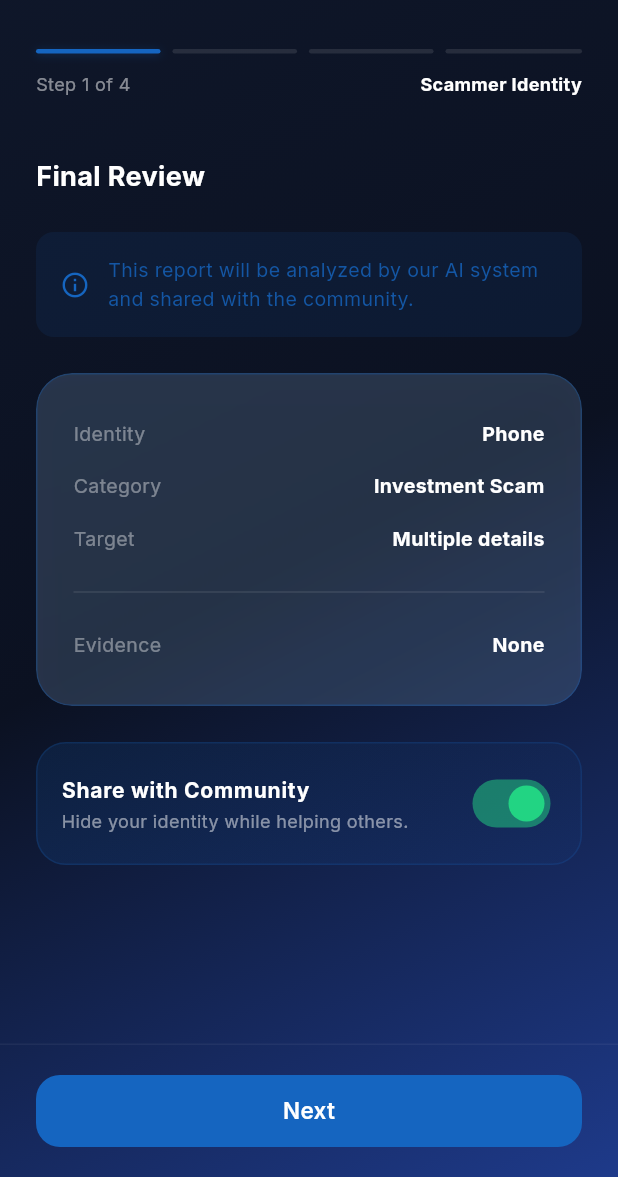
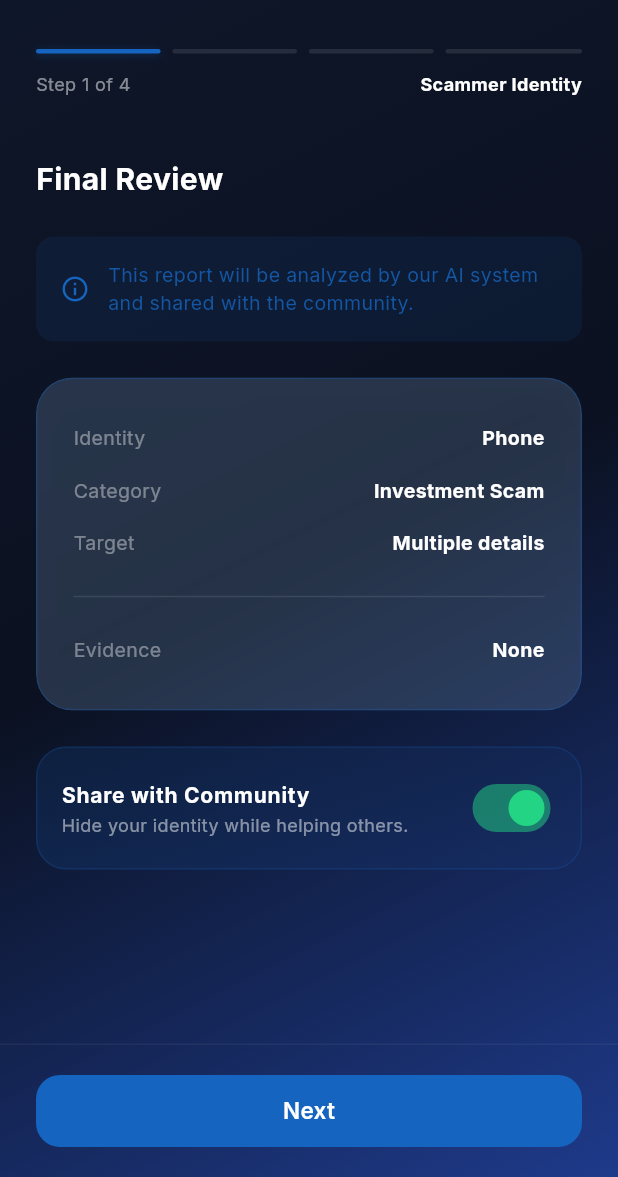
Before and after one commit to Najla-Citadel/fraudshield, a Flutter app: the ScamReportingScreen screen opened by its route, swiped to page 4, on a phone screen of 412 x 824 dp, the part 59-1236 px from its top. Run offline on Flutter 3.47's test engine with Material 3 defaults, Android fonts, the phone set to English and light mode, and no system bars; our stand-ins replace file_picker, firebase_core, firebase_crashlytics, fl_chart, flutter_contacts, flutter_local_notifications and 15 more; missing offline and left inert: flutter_foreground_task, flutter_jailbreak_detection, flutter_overlay_window, http_certificate_pinning, mobile_scanner, notification_listener_service and 2 more; accounts and stored records are empty; network calls fail; project files that could hold a hidden picture were left out.

Commit message:
Standardized typography and resolved lints across core screens (Batch 8)

```diff
--- a/fraudshield/lib/screens/scam_reporting_screen.dart
+++ b/fraudshield/lib/screens/scam_reporting_screen.dart
@@ -13,6 +13,7 @@
 import '../widgets/glass_surface.dart';
 import '../l10n/app_localizations.dart';
 import '../design_system/layouts/screen_scaffold.dart';
+import '../design_system/tokens/typography.dart';
 import '../design_system/components/app_snackbar.dart';
 
 class ScamReportingScreen extends StatefulWidget {
@@ -256,24 +257,26 @@
           if (mounted) {
             proceed = await showDialog<bool>(
                   context: context,
-                  builder: (context) => AlertDialog(
+                  builder: (context) {
+                    return AlertDialog(
                     backgroundColor: DesignTokens.colors.backgroundDark,
-                    title: const Text('Confirm Location',
-                        style: TextStyle(color: Colors.white)),
+                    title: Text('Confirm Location',
+                        style: TextStyle(color: DesignTokens.colors.textLight)),
                     content: Text(
                         'The selected state ($selectedState) is far from your current location. Are you sure you want to report for this area?',
-                        style: const TextStyle(color: Colors.white70)),
+                        style: TextStyle(color: DesignTokens.colors.textLight.withValues(alpha: 0.7))),
                     actions: [
                       TextButton(
                           onPressed: () => Navigator.pop(context, false),
-                          child: const Text('Cancel')),
+                          child: Text('Cancel', style: TextStyle(color: DesignTokens.colors.textLight.withValues(alpha: 0.5)))),
                       TextButton(
                           onPressed: () => Navigator.pop(context, true),
                           child: Text('Yes, Correct',
                               style: TextStyle(color: DesignTokens.colors.accentGreen))),
                     ],
-                  ),
-                ) ??
+                  );
+                },
+              ) ??
                 false;
           }
         }
@@ -360,18 +363,19 @@
 
       // Consolidate 'target' based on type
       String targetVal = '';
-      if (_targetType == 'Phone')
+      if (_targetType == 'Phone') {
         targetVal = _phoneController.text.trim();
-      else if (_targetType == 'Bank')
+      } else if (_targetType == 'Bank') {
         targetVal =
             '${_bankNameController.text.trim()} - ${_bankAccountController.text.trim()}';
-      else if (_targetType == 'Social')
+      } else if (_targetType == 'Social') {
         targetVal =
             '${_socialPlatformController.text.trim()}: ${_socialHandleController.text.trim()}';
-      else if (_targetType == 'Web')
+      } else if (_targetType == 'Web') {
         targetVal = _websiteUrlController.text.trim();
-      else
+      } else {
         targetVal = 'General Report';
+      }
 
       await ApiService.instance.submitScamReport(
         type: _targetType,
@@ -443,6 +447,7 @@
   }
 
   Widget _buildProgressBar() {
+    final colors = DesignTokens.colors;
     return Container(
       padding: const EdgeInsets.symmetric(horizontal: 24, vertical: 16),
       child: Column(
@@ -458,13 +463,13 @@
                   decoration: BoxDecoration(
                     color: isActive
                         ? DesignTokens.colors.primary
-                        : Colors.white.withOpacity(0.1),
+                        : colors.textLight.withValues(alpha: 0.1),
                     borderRadius: BorderRadius.circular(2),
                     boxShadow: isActive
                         ? [
                             BoxShadow(
                               color:
-                                  DesignTokens.colors.primary.withOpacity(0.3),
+                                  DesignTokens.colors.primary.withValues(alpha: 0.3),
                               blurRadius: 4,
                               offset: const Offset(0, 1),
                             )
@@ -481,11 +486,11 @@
             children: [
               Text('Step ${_currentStep + 1} of $_totalSteps',
                   style: TextStyle(
-                      color: Colors.white.withOpacity(0.5),
+                      color: colors.textLight.withValues(alpha: 0.5),
                       fontSize: 12)),
               Text(_getStepTitle(),
-                  style: const TextStyle(
-                      color: Colors.white,
+                  style: TextStyle(
+                      color: colors.textLight,
                       fontWeight: FontWeight.bold,
                       fontSize: 12)),
             ],
@@ -511,6 +516,7 @@
   }
 
   Widget _buildStep1Identity() {
+    final colors = DesignTokens.colors;
     return AnimationLimiter(
       child: ListView(
         padding: const EdgeInsets.all(24),
@@ -522,14 +528,11 @@
           ),
           children: [
             Text(AppLocalizations.of(context)!.reportIdentityTitle,
-                style: const TextStyle(
-                    color: Colors.white,
-                    fontSize: 20,
-                    fontWeight: FontWeight.bold)),
+                style: DesignTypography.h3),
             const SizedBox(height: 8),
             Text(AppLocalizations.of(context)!.reportIdentityDesc,
                 style: TextStyle(
-                    color: Colors.white.withOpacity(0.6), fontSize: 14)),
+                    color: colors.textLight.withValues(alpha: 0.6), fontSize: 14)),
             const SizedBox(height: 24),
             GridView.builder(
               shrinkWrap: true,
@@ -560,8 +563,8 @@
                       Text(opt['label'],
                           style: TextStyle(
                             color: isSelected
-                                ? Colors.white
-                                : Colors.white.withOpacity(0.5),
+                                ? colors.textLight
+                                : colors.textLight.withValues(alpha: 0.5),
                             fontSize: 13,
                             fontWeight: isSelected
                                 ? FontWeight.bold
@@ -581,6 +584,7 @@
   }
 
   Widget _buildIdentityFields() {
+    final colors = DesignTokens.colors;
     if (_targetType == 'Phone') {
       return AdaptiveTextField(
         controller: _phoneController,
@@ -588,8 +592,8 @@
         keyboardType: TextInputType.phone,
         prefixIcon: LucideIcons.phone,
         filled: true,
-        fillColor: Colors.white.withOpacity(0.05),
-        textColor: Colors.white,
+        fillColor: colors.textLight.withValues(alpha: 0.05),
+        textColor: colors.textLight,
       );
     }
     if (_targetType == 'Bank') {
@@ -600,8 +604,8 @@
             label: 'Bank Name',
             prefixIcon: LucideIcons.landmark,
             filled: true,
-            fillColor: Colors.white.withOpacity(0.05),
-            textColor: Colors.white,
+            fillColor: colors.textLight.withValues(alpha: 0.05),
+            textColor: colors.textLight,
           ),
           const SizedBox(height: 16),
           AdaptiveTextField(
@@ -610,8 +614,8 @@
             keyboardType: TextInputType.number,
             prefixIcon: LucideIcons.creditCard,
             filled: true,
-            fillColor: Colors.white.withOpacity(0.05),
-            textColor: Colors.white,
+            fillColor: colors.textLight.withValues(alpha: 0.05),
+            textColor: colors.textLight,
           ),
         ],
       );
@@ -624,8 +628,8 @@
             label: 'Platform (e.g. FB, Telegram)',
             prefixIcon: LucideIcons.globe,
             filled: true,
-            fillColor: Colors.white.withOpacity(0.05),
-            textColor: Colors.white,
+            fillColor: colors.textLight.withValues(alpha: 0.05),
+            textColor: colors.textLight,
           ),
           const SizedBox(height: 16),
           AdaptiveTextField(
@@ -633,8 +637,8 @@
             label: 'Handle / Username',
             prefixIcon: LucideIcons.atSign,
             filled: true,
-            fillColor: Colors.white.withOpacity(0.05),
-            textColor: Colors.white,
+            fillColor: colors.textLight.withValues(alpha: 0.05),
+            textColor: colors.textLight,
           ),
         ],
       );
@@ -645,14 +649,15 @@
         label: 'Website URL / App Link',
         prefixIcon: LucideIcons.globe,
         filled: true,
-        fillColor: Colors.white.withOpacity(0.05),
-        textColor: Colors.white,
+        fillColor: colors.textLight.withValues(alpha: 0.05),
+        textColor: colors.textLight,
       );
     }
     return const SizedBox();
   }
 
   Widget _buildStep2Category() {
+    final colors = DesignTokens.colors;
     final categories = [
       {
         'label': 'Investment Scam',
@@ -692,11 +697,8 @@
             child: FadeInAnimation(child: widget),
           ),
           children: [
-            const Text('Select Category',
-                style: TextStyle(
-                    color: Colors.white,
-                    fontSize: 18,
-                    fontWeight: FontWeight.bold)),
+            Text('Select Category',
+                style: DesignTypography.h3),
             const SizedBox(height: 24),
             ...categories.map((cat) {
               final isSelected = _selectedCategory == cat['label'];
@@ -714,7 +716,7 @@
                       Container(
                         padding: const EdgeInsets.all(8),
                         decoration: BoxDecoration(
-                          color: color.withOpacity(0.1),
+                          color: color.withValues(alpha: 0.1),
                           shape: BoxShape.circle,
                         ),
                         child: Icon(cat['icon'] as IconData,
@@ -722,8 +724,8 @@
                       ),
                       const SizedBox(width: 16),
                       Text(cat['label'] as String,
-                          style: const TextStyle(
-                              color: Colors.white,
+                          style: TextStyle(
+                              color: colors.textLight,
                               fontWeight: FontWeight.bold)),
                       const Spacer(),
                       if (isSelected)
@@ -732,7 +734,7 @@
                   ),
                 ),
               );
-            }).toList(),
+            }),
           ],
         ),
       ),
@@ -740,6 +742,7 @@
   }
 
   Widget _buildStep3Details() {
+    final colors = DesignTokens.colors;
     return AnimationLimiter(
       child: ListView(
         padding: const EdgeInsets.all(24),
@@ -750,19 +753,16 @@
             child: FadeInAnimation(child: widget),
           ),
           children: [
-            const Text('Tell us the story',
-                style: TextStyle(
-                    color: Colors.white,
-                    fontSize: 18,
-                    fontWeight: FontWeight.bold)),
+            Text('Tell us the story',
+                style: DesignTypography.h3),
             const SizedBox(height: 24),
             AdaptiveTextField(
               controller: _descController,
               label: 'Describe what happened...',
               maxLines: 5,
               filled: true,
-              fillColor: Colors.white.withOpacity(0.05),
-              textColor: Colors.white,
+              fillColor: colors.textLight.withValues(alpha: 0.05),
+              textColor: colors.textLight,
             ),
             const SizedBox(height: 24),
             GestureDetector(
@@ -774,8 +774,8 @@
                   placeholder: 'Tap to select state',
                   prefixIcon: LucideIcons.mapPin,
                   filled: true,
-                  fillColor: Colors.white.withOpacity(0.05),
-                  textColor: Colors.white,
+                  fillColor: colors.textLight.withValues(alpha: 0.05),
+                  textColor: colors.textLight,
                   suffixIcon: LucideIcons.chevronDown,
                 ),
               ),
@@ -789,6 +789,7 @@
   }
 
   Widget _buildFileUpload() {
+    final colors = DesignTokens.colors;
     return GlassSurface(
       onTap: _pickFile,
       padding: const EdgeInsets.all(32),
@@ -802,7 +803,7 @@
               color: (_selectedFileName != null
                       ? DesignTokens.colors.accentGreen
                       : Colors.white)
-                  .withOpacity(0.05),
+                  .withValues(alpha: 0.05),
               shape: BoxShape.circle,
             ),
             child: Icon(
@@ -810,8 +811,8 @@
                   ? LucideIcons.checkCircle
                   : LucideIcons.uploadCloud,
               color: _selectedFileName != null
-                  ? DesignTokens.colors.accentGreen
-                  : Colors.white38,
+                  ? colors.accentGreen
+                  : colors.textLight.withValues(alpha: 0.38),
               size: 32,
             ),
           ),
@@ -820,8 +821,8 @@
             _selectedFileName ?? 'Upload Screenshot or Evidence',
             style: TextStyle(
               color: _selectedFileName != null
-                  ? DesignTokens.colors.accentGreen
-                  : Colors.white70,
+                  ? colors.accentGreen
+                  : colors.textLight.withValues(alpha: 0.7),
               fontWeight: FontWeight.bold,
             ),
             textAlign: TextAlign.center,
@@ -831,7 +832,7 @@
               padding: const EdgeInsets.only(top: 8),
               child: Text('JPG, PNG or PDF (Max 5MB)',
                   style: TextStyle(
-                      color: Colors.white.withOpacity(0.2),
+                      color: colors.textLight.withValues(alpha: 0.2),
                       fontSize: 11)),
             ),
         ],
@@ -840,6 +841,7 @@
   }
 
   Widget _buildStep4Review() {
+    final colors = DesignTokens.colors;
     return AnimationLimiter(
       child: ListView(
         padding: const EdgeInsets.all(24),
@@ -850,16 +852,13 @@
             child: FadeInAnimation(child: widget),
           ),
           children: [
-            const Text('Final Review',
-                style: TextStyle(
-                    color: Colors.white,
-                    fontSize: 18,
-                    fontWeight: FontWeight.bold)),
+            Text('Final Review',
+                style: DesignTypography.h3),
             const SizedBox(height: 24),
             Container(
                 padding: const EdgeInsets.all(16),
                 decoration: BoxDecoration(
-                  color: DesignTokens.colors.primary.withOpacity(0.1),
+                  color: DesignTokens.colors.primary.withValues(alpha: 0.1),
                   borderRadius: BorderRadius.circular(12),
                 ),
                 child: Row(
@@ -871,7 +870,7 @@
                       child: Text(
                         'This report will be analyzed by our AI system and shared with the community.',
                         style: TextStyle(
-                            color: DesignTokens.colors.primary.withOpacity(0.8),
+                            color: DesignTokens.colors.primary.withValues(alpha: 0.8),
                             fontSize: 13),
                       ),
                     ),
@@ -887,29 +886,29 @@
                     begin: Alignment.topLeft,
                     end: Alignment.bottomRight,
                     colors: [
-                      DesignTokens.colors.primary.withOpacity(0.15),
-                      DesignTokens.colors.primary.withOpacity(0.05),
+                      DesignTokens.colors.primary.withValues(alpha: 0.15),
+                      DesignTokens.colors.primary.withValues(alpha: 0.05),
                     ],
                   ),
                   borderRadius: BorderRadius.circular(20),
                   border: Border.all(
-                    color: DesignTokens.colors.primary.withOpacity(0.2),
+                    color: DesignTokens.colors.primary.withValues(alpha: 0.2),
                   ),
                 ),
               child: SwitchListTile(
                 contentPadding:
                     const EdgeInsets.symmetric(horizontal: 16, vertical: 4),
-                title: const Text('Share with Community',
+                title: Text('Share with Community',
                     style: TextStyle(
-                        color: Colors.white,
+                        color: colors.textLight,
                         fontWeight: FontWeight.bold,
                         fontSize: 14)),
                 subtitle: Text('Hide your identity while helping others.',
                     style: TextStyle(
-                        color: Colors.white.withOpacity(0.5),
+                        color: colors.textLight.withValues(alpha: 0.5),
                         fontSize: 12)),
                 value: _isPublic,
-                activeColor: DesignTokens.colors.success,
+                activeThumbColor: DesignTokens.colors.success,
                 onChanged: (val) => setState(() => _isPublic = val),
               ),
             ),
@@ -920,6 +919,7 @@
   }
 
   Widget _buildReviewCard() {
+    final colors = DesignTokens.colors;
     return GlassSurface(
       borderRadius: 24,
       padding: const EdgeInsets.all(24),
@@ -935,9 +935,9 @@
               value: _phoneController.text.isNotEmpty
                   ? _phoneController.text
                   : 'Multiple details'),
-          const Padding(
-            padding: EdgeInsets.symmetric(vertical: 12),
-            child: Divider(color: Colors.white10),
+          Padding(
+            padding: const EdgeInsets.symmetric(vertical: 12),
+            child: Divider(color: colors.textLight.withValues(alpha: 0.1)),
           ),
           _ReviewItem(label: 'Evidence', value: _selectedFileName ?? 'None'),
         ],
@@ -946,12 +946,13 @@
   }
 
   Widget _buildBottomNav() {
+    final colors = DesignTokens.colors;
     return Container(
       padding: const EdgeInsets.symmetric(horizontal: 24, vertical: 20),
       decoration: BoxDecoration(
         color: Colors.transparent,
         border: Border(
-            top: BorderSide(color: Colors.white.withOpacity(0.05))),
+            top: BorderSide(color: Colors.white.withValues(alpha: 0.05))),
       ),
       child: Row(
         children: [
@@ -964,9 +965,9 @@
                   shape: RoundedRectangleBorder(
                       borderRadius: BorderRadius.circular(12)),
                 ),
-                child: const Text('Back',
+                child: Text('Back',
                     style: TextStyle(
-                        color: Colors.white70, fontWeight: FontWeight.bold)),
+                        color: colors.textLight.withValues(alpha: 0.7), fontWeight: FontWeight.bold)),
               ),
             ),
           if (_currentStep > 0) const SizedBox(width: 16),
@@ -987,6 +988,7 @@
   }
 
   Widget _buildSuccessScreen() {
+    final colors = DesignTokens.colors;
     return ScreenScaffold(
       showBackButton: false,
       body: Center(
@@ -998,7 +1000,7 @@
               Container(
                 padding: const EdgeInsets.all(24),
                 decoration: BoxDecoration(
-                  color: DesignTokens.colors.success.withOpacity(0.1),
+                  color: DesignTokens.colors.success.withValues(alpha: 0.1),
                   shape: BoxShape.circle,
                 ),
                 child: Icon(LucideIcons.checkCircle,
@@ -1006,15 +1008,12 @@
               ),
               const SizedBox(height: 32),
               Text(AppLocalizations.of(context)!.reportSubmitted,
-                  style: const TextStyle(
-                      color: Colors.white,
-                      fontSize: 24,
-                      fontWeight: FontWeight.bold)),
+                  style: DesignTypography.h2),
               const SizedBox(height: 12),
               Text(AppLocalizations.of(context)!.reportSuccessDesc,
                   textAlign: TextAlign.center,
                   style: TextStyle(
-                      color: Colors.white.withOpacity(0.7),
+                      color: colors.textLight.withValues(alpha: 0.7),
                       fontSize: 15,
                       height: 1.5)),
               const SizedBox(height: 48),
@@ -1049,7 +1048,7 @@
         children: [
           Text(label,
               style: TextStyle(
-                  color: Colors.white.withOpacity(0.4), fontSize: 13)),
+                  color: Colors.white.withValues(alpha: 0.4), fontSize: 13)),
           Text(value,
               style: const TextStyle(
                   color: Colors.white,
```
Also changed, not shown: fraudshield/analyze_output.txt (added, +104 -0 lines), fraudshield/lib/screens/account_screen.dart (+41 -42 lines), fraudshield/lib/screens/forgot_password_screen.dart (+7 -7 lines), fraudshield/lib/screens/login_screen.dart (+11 -16 lines), fraudshield/lib/screens/scam_report_entry_screen.dart (+10 -11 lines), fraudshield/lib/screens/signup_screen.dart (+11 -10 lines), fraudshield/lib/screens/subscription_screen.dart (+43 -37 lines).
